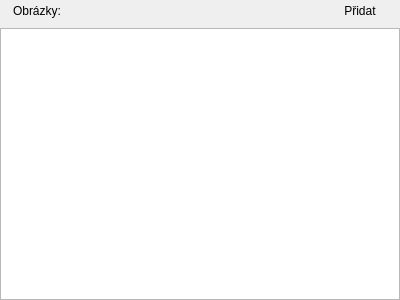
CZDanol/StrawLumen, file src/presentation/native/presentationpropertieswidget_images.ui: the form before one commit.
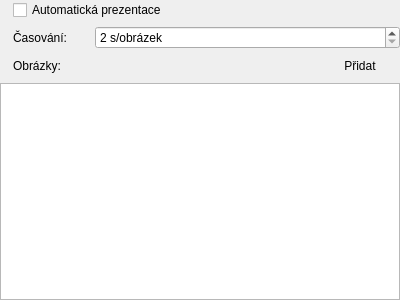
The form after the commit. Icons and pictures are not drawn.

Commit message: Auto transition in images preentation

Diff of the .ui file:
```diff
--- a/src/presentation/native/presentationpropertieswidget_images.ui
+++ b/src/presentation/native/presentationpropertieswidget_images.ui
@@ -32,28 +32,21 @@
    <property name="bottomMargin">
     <number>0</number>
    </property>
-   <item row="0" column="0">
-    <widget class="QLabel" name="label_10">
-     <property name="pixmap">
-      <pixmap resource="../../../res/resources.qrc">:/icons/16/Photo Gallery_16px.png</pixmap>
-     </property>
-    </widget>
-   </item>
-   <item row="0" column="1">
-    <widget class="QLabel" name="label_9">
-     <property name="sizePolicy">
-      <sizepolicy hsizetype="Expanding" vsizetype="Preferred">
-       <horstretch>0</horstretch>
-       <verstretch>0</verstretch>
-      </sizepolicy>
-     </property>
-     <property name="text">
-      <string>Obrázky:</string>
-     </property>
-    </widget>
-   </item>
-   <item row="0" column="2">
+   <item row="2" column="2" colspan="2">
     <layout class="QHBoxLayout" name="horizontalLayout">
+     <item>
+      <spacer name="horizontalSpacer_2">
+       <property name="orientation">
+        <enum>Qt::Horizontal</enum>
+       </property>
+       <property name="sizeHint" stdset="0">
+        <size>
+         <width>40</width>
+         <height>20</height>
+        </size>
+       </property>
+      </spacer>
+     </item>
      <item>
       <widget class="QPushButton" name="btnAddItems">
        <property name="text">
@@ -70,7 +63,21 @@
      </item>
     </layout>
    </item>
-   <item row="1" column="0" colspan="3">
+   <item row="2" column="1">
+    <widget class="QLabel" name="label_9">
+     <property name="text">
+      <string>Obrázky:</string>
+     </property>
+    </widget>
+   </item>
+   <item row="2" column="0">
+    <widget class="QLabel" name="label_10">
+     <property name="pixmap">
+      <pixmap resource="../../../res/resources.qrc">:/icons/16/Photo Gallery_16px.png</pixmap>
+     </property>
+    </widget>
+   </item>
+   <item row="3" column="0" colspan="4">
     <widget class="QListView" name="lstImages">
      <property name="dragEnabled">
       <bool>true</bool>
@@ -95,6 +102,69 @@
      </property>
     </widget>
    </item>
+   <item row="0" column="0">
+    <widget class="QLabel" name="label_11">
+     <property name="pixmap">
+      <pixmap resource="../../../res/resources.qrc">:/icons/16/Available Updates_16px.png</pixmap>
+     </property>
+    </widget>
+   </item>
+   <item row="1" column="3">
+    <widget class="QSpinBox" name="sbAutoInterval">
+     <property name="sizePolicy">
+      <sizepolicy hsizetype="Expanding" vsizetype="Fixed">
+       <horstretch>0</horstretch>
+       <verstretch>0</verstretch>
+      </sizepolicy>
+     </property>
+     <property name="suffix">
+      <string> s/obrázek</string>
+     </property>
+     <property name="minimum">
+      <number>2</number>
+     </property>
+     <property name="maximum">
+      <number>300</number>
+     </property>
+    </widget>
+   </item>
+   <item row="1" column="2">
+    <spacer name="horizontalSpacer">
+     <property name="orientation">
+      <enum>Qt::Horizontal</enum>
+     </property>
+     <property name="sizeType">
+      <enum>QSizePolicy::Fixed</enum>
+     </property>
+     <property name="sizeHint" stdset="0">
+      <size>
+       <width>16</width>
+       <height>20</height>
+      </size>
+     </property>
+    </spacer>
+   </item>
+   <item row="0" column="1" colspan="3">
+    <widget class="QCheckBox" name="cbAutoPresentation">
+     <property name="text">
+      <string>Automatická prezentace</string>
+     </property>
+    </widget>
+   </item>
+   <item row="1" column="0">
+    <widget class="QLabel" name="label_12">
+     <property name="pixmap">
+      <pixmap resource="../../../res/resources.qrc">:/icons/16/Time_16px.png</pixmap>
+     </property>
+    </widget>
+   </item>
+   <item row="1" column="1">
+    <widget class="QLabel" name="label_13">
+     <property name="text">
+      <string>Časování:</string>
+     </property>
+    </widget>
+   </item>
   </layout>
  </widget>
  <resources>
```
The commit also changes 10 other files.
